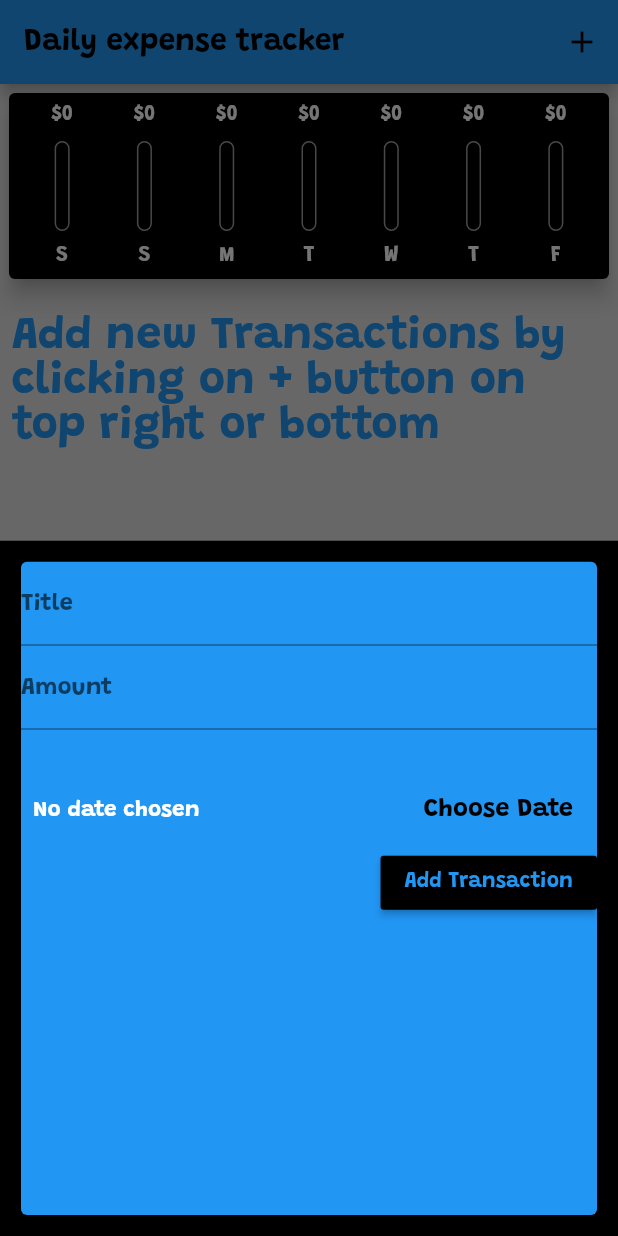
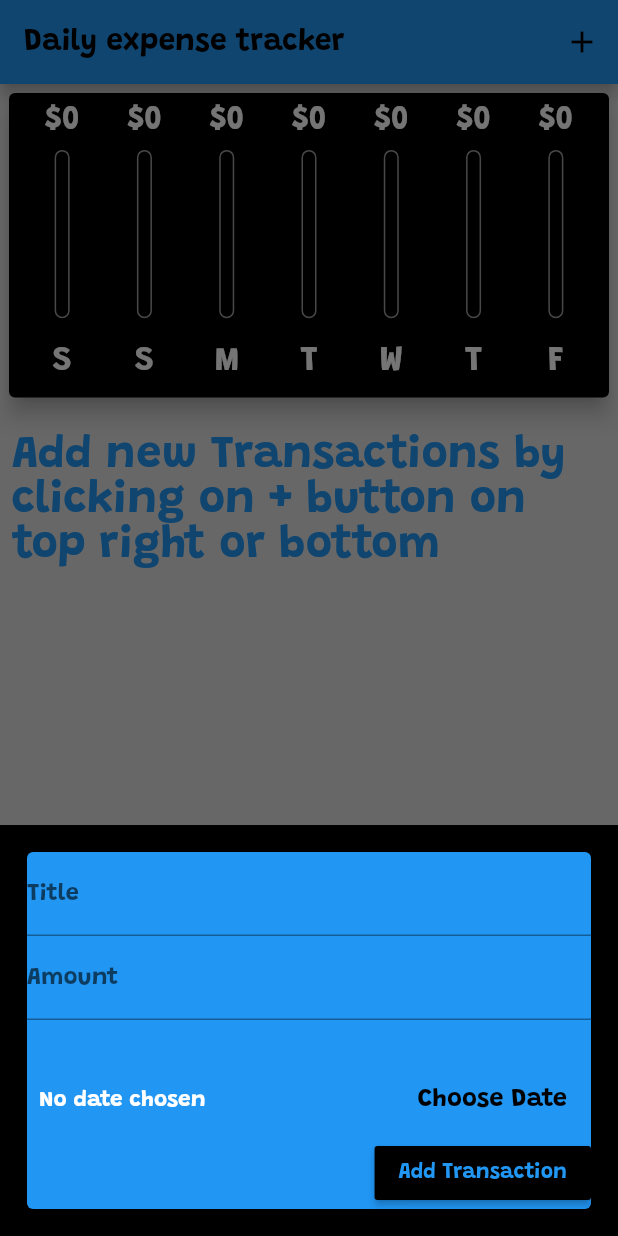
Before and after one commit to pr4nshul/Personal-Expenses-App-Flutter, a Flutter app: the screen it shows after launch, after a tap on the "add" icon, on a phone screen of 412 x 824 dp. Run offline on Flutter 3.47's test engine with Material 2 defaults, Android fonts, the phone set to English and light mode, and no system bars.

Commit message:
allocated size dynamically

```diff
--- a/lib/main.dart
+++ b/lib/main.dart
@@ -3,8 +3,15 @@ import './widget/new_transaction.dart';
 import './widget/transaction_list.dart';
 import 'package:flutter/material.dart';
 import './modules/transaction.dart';
-
-void main() => runApp(FirstApp());
+import 'package:flutter/services.dart';
+void main(){
+  WidgetsFlutterBinding.ensureInitialized();
+  SystemChrome.setPreferredOrientations([
+    DeviceOrientation.portraitUp,
+    DeviceOrientation.portraitDown,
+  ]);
+  runApp(FirstApp());
+}
 
 class FirstApp extends StatelessWidget {
   @override
@@ -65,16 +72,16 @@ class _MyAppState extends State<MyApp> {
       );
     }).toList();
   }
-  void _delete(String id){
+
+  void _delete(String id) {
     setState(() {
-      _userExpenses.removeWhere((tx) => id==tx.id);
+      _userExpenses.removeWhere((tx) => id == tx.id);
     });
   }
+
   @override
   Widget build(BuildContext context) {
-    return Scaffold(
-      backgroundColor: Colors.black12,
-      appBar: AppBar(
+    final appbar = AppBar(
       actions: [
         IconButton(
           icon: Icon(
@@ -89,12 +96,19 @@ class _MyAppState extends State<MyApp> {
         style: TextStyle(
             fontSize: 20.0, fontWeight: FontWeight.bold, color: Colors.black),
       ),
-      ),
+    );
+    return Scaffold(
+      backgroundColor: Colors.black12,
+      appBar: appbar,
       body: SingleChildScrollView(
         child: Column(
           children: [
-            Chart(_recentTransaction),
-            SizedBox(height: 10.0,),
+            Container(
+                height: (MediaQuery.of(context).size.height-appbar.preferredSize.height -MediaQuery.of(context).padding.top) * 0.28,
+                child: Chart(_recentTransaction)),
+            SizedBox(
+              height: 10.0,
+            ),
             _userExpenses.length == 0
                 ? Padding(
                     padding: const EdgeInsets.all(8.0),
@@ -107,7 +121,9 @@ class _MyAppState extends State<MyApp> {
                       ),
                     ),
                   )
-                : TransactionList(_userExpenses,_delete),
+                : Container(
+                    height: (MediaQuery.of(context).size.height-appbar.preferredSize.height-MediaQuery.of(context).padding.top) * 0.7,
+                    child: TransactionList(_userExpenses, _delete)),
           ],
         ),
       ),
--- a/lib/widget/Chart_bar.dart
+++ b/lib/widget/Chart_bar.dart
@@ -10,21 +10,24 @@ class ChartBar extends StatelessWidget {
 
   @override
   Widget build(BuildContext context) {
+    return LayoutBuilder(builder: (ctx, constraints) {
       return Column(
         children: [
           FittedBox(
               child: Container(
-              height: 20.0,
+            height: constraints.maxHeight * 0.12,
+            child: FittedBox(
               child: Text(
                 '\$${amount.toStringAsFixed(0)}',
                 style: TextStyle(color: Colors.white),
               ),
+            ),
           )),
           SizedBox(
-          height: 4,
+            height: constraints.maxHeight * 0.04,
           ),
           Container(
-          height: 60,
+            height: constraints.maxHeight * 0.6,
             width: 10,
             child: Stack(
               children: [
@@ -47,13 +50,19 @@ class ChartBar extends StatelessWidget {
             ),
           ),
           SizedBox(
-          height: 10,
+            height: constraints.maxHeight * 0.10,
           ),
-        Text(
+          Container(
+            height: constraints.maxHeight * 0.12,
+            child: FittedBox(
+              child: Text(
                 day,
                 style: TextStyle(color: Colors.white),
               ),
+            ),
+          ),
         ],
       );
+    });
   }
 }
--- a/lib/widget/new_transaction.dart
+++ b/lib/widget/new_transaction.dart
@@ -16,7 +16,7 @@ class _NewTransactionState extends State<NewTransaction> {
   final amountHandler = TextEditingController();
 
   void submitData() {
-    if(titleHandler.text.isEmpty){
+    if (titleHandler.text.isEmpty) {
       return;
     }
     final enteredText = titleHandler.text;
@@ -24,7 +24,7 @@ class _NewTransactionState extends State<NewTransaction> {
     if (enteredAmount <= 0 || enteredText.isEmpty || _selectedDate == null) {
       return;
     }
-    widget.addTx(enteredText, enteredAmount,_selectedDate);
+    widget.addTx(enteredText, enteredAmount, _selectedDate);
     Navigator.of(context).pop();
   }
 
@@ -46,8 +46,17 @@ class _NewTransactionState extends State<NewTransaction> {
 
   @override
   Widget build(BuildContext context) {
-    return Container(
-      padding: EdgeInsets.all(10.0),
+    return SingleChildScrollView(
+      child: Card(
+        color: Colors.black,
+        elevation: 5.0,
+        child: Container(
+          padding: EdgeInsets.only(
+              top: 10.0,
+              left: 10.0,
+              right: 10.0,
+              bottom: 10 + MediaQuery.of(context).viewInsets.bottom
+          ),
           child: Card(
             color: Theme.of(context).primaryColor,
             elevation: 5,
@@ -115,6 +124,8 @@ class _NewTransactionState extends State<NewTransaction> {
               ],
             ),
           ),
+        ),
+      ),
     );
   }
 }
--- a/lib/widget/transaction_list.dart
+++ b/lib/widget/transaction_list.dart
@@ -9,9 +9,7 @@ class TransactionList extends StatelessWidget {
 
   @override
   Widget build(BuildContext context) {
-    return Container(
-      height: 350,
-      child: ListView.builder(
+    return ListView.builder(
         itemBuilder: (ctx, index) {
           return Card(
             color: Colors.white,
@@ -82,7 +80,6 @@ class TransactionList extends StatelessWidget {
           );
         },
         itemCount: transactions.length,
-      ),
-    );
+      );
   }
 }
```
Lines whose indentation alone changed are shown as unchanged.
